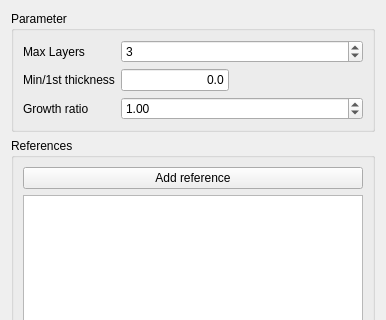
Old version of the form src/Mod/Fem/PyGui/TaskPanelFemMeshBoundaryLayer.ui in the repository berndhahnebach/All_FreeCAD; both pictures show x 0 to 386 and y 0 to 320 of the 386 by 500 pixel window.
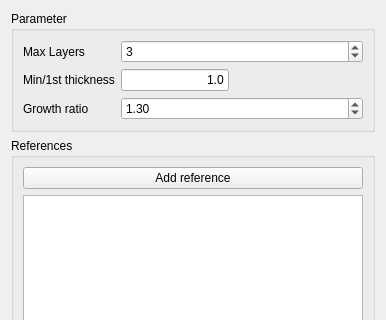
New version of the form. Custom widgets are drawn as their Qt base class.

```diff
--- a/src/Mod/Fem/PyGui/TaskPanelFemMeshBoundaryLayer.ui
+++ b/src/Mod/Fem/PyGui/TaskPanelFemMeshBoundaryLayer.ui
@@ -46,14 +46,14 @@
             <verstretch>0</verstretch>
            </sizepolicy>
           </property>
-          <property name="minimumSize">
+          <property name="min_thickness">
            <size>
             <width>80</width>
             <height>20</height>
            </size>
           </property>
           <property name="text">
-           <string>0.0</string>
+           <string>1.0</string>
           </property>
           <property name="alignment">
            <set>Qt::AlignRight|Qt::AlignTrailing|Qt::AlignVCenter</set>
@@ -108,7 +108,7 @@
            <double>0.100000000000000</double>
           </property>
           <property name="value">
-           <double>1.000000000000000</double>
+           <double>1.300000000000000</double>
           </property>
          </widget>
         </item>
```
